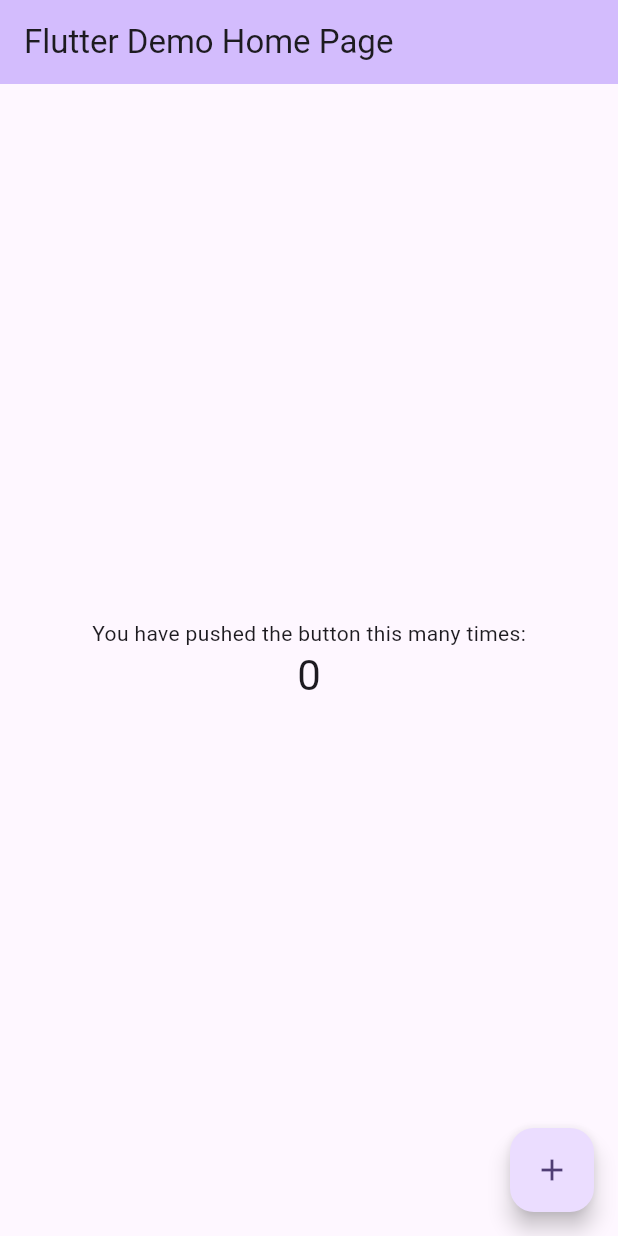
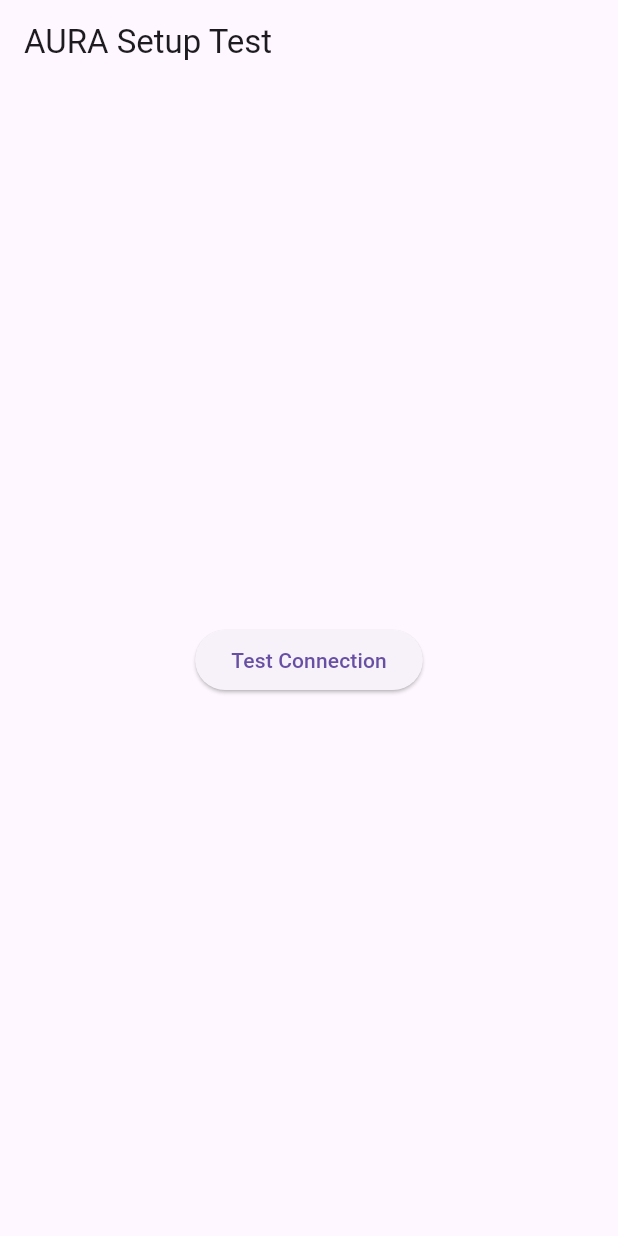
Before and after one commit to sutin1215/AURA-VHC-Stage2, a Flutter app: the screen it shows after launch, on a phone screen of 412 x 824 dp. Run offline on Flutter 3.47's test engine with Material 3 defaults, Android fonts, the phone set to English and light mode, and no system bars; our stand-ins replace cloud_firestore, firebase_core; accounts and stored records are empty.

Commit message:
feat: verified firebase connection and created project skeleton

```diff
--- a/lib/main.dart
+++ b/lib/main.dart
@@ -1,121 +1,53 @@
+import 'package:aura_vhc/services/firebase_options.dart';
 import 'package:flutter/material.dart';
+import 'package:firebase_core/firebase_core.dart';
+import 'package:cloud_firestore/cloud_firestore.dart';
+import 'services/firebase_options.dart';
 
-void main() {
-  runApp(const MyApp());
+void main() async {
+  WidgetsFlutterBinding.ensureInitialized();
+
+  await Firebase.initializeApp(options: DefaultFirebaseOptions.currentPlatform);
+
+  runApp(const AuraApp()); // This const is fine
 }
 
-class MyApp extends StatelessWidget {
-  const MyApp({super.key});
+class AuraApp extends StatelessWidget {
+  const AuraApp({super.key});
 
-  // This widget is the root of your application.
   @override
   Widget build(BuildContext context) {
     return MaterialApp(
-      title: 'Flutter Demo',
-      theme: ThemeData(
-        // This is the theme of your application.
-        //
-        // TRY THIS: Try running your application with "flutter run". You'll see
-        // the application has a purple toolbar. Then, without quitting the app,
-        // try changing the seedColor in the colorScheme below to Colors.green
-        // and then invoke "hot reload" (save your changes or press the "hot
-        // reload" button in a Flutter-supported IDE, or press "r" if you used
-        // the command line to start the app).
-        //
-        // Notice that the counter didn't reset back to zero; the application
-        // state is not lost during the reload. To reset the state, use hot
-        // restart instead.
-        //
-        // This works for code too, not just values: Most code changes can be
-        // tested with just a hot reload.
-        colorScheme: .fromSeed(seedColor: Colors.deepPurple),
-      ),
-      home: const MyHomePage(title: 'Flutter Demo Home Page'),
+      title: 'AURA Setup Test',
+      // REMOVED 'const' from here because the home page
+      // might use Firebase values that aren't constant
+      home: ConnectionTestPage(),
     );
   }
 }
 
-class MyHomePage extends StatefulWidget {
-  const MyHomePage({super.key, required this.title});
-
-  // This widget is the home page of your application. It is stateful, meaning
-  // that it has a State object (defined below) that contains fields that affect
-  // how it looks.
-
-  // This class is the configuration for the state. It holds the values (in this
-  // case the title) provided by the parent (in this case the App widget) and
-  // used by the build method of the State. Fields in a Widget subclass are
-  // always marked "final".
-
-  final String title;
-
-  @override
-  State<MyHomePage> createState() => _MyHomePageState();
-}
-
-class _MyHomePageState extends State<MyHomePage> {
-  int _counter = 0;
-
-  void _incrementCounter() {
-    setState(() {
-      // This call to setState tells the Flutter framework that something has
-      // changed in this State, which causes it to rerun the build method below
-      // so that the display can reflect the updated values. If we changed
-      // _counter without calling setState(), then the build method would not be
-      // called again, and so nothing would appear to happen.
-      _counter++;
-    });
-  }
+class ConnectionTestPage extends StatelessWidget {
+  // REMOVED 'const' from this constructor as well
+  const ConnectionTestPage({super.key});
 
   @override
   Widget build(BuildContext context) {
-    // This method is rerun every time setState is called, for instance as done
-    // by the _incrementCounter method above.
-    //
-    // The Flutter framework has been optimized to make rerunning build methods
-    // fast, so that you can just rebuild anything that needs updating rather
-    // than having to individually change instances of widgets.
     return Scaffold(
-      appBar: AppBar(
-        // TRY THIS: Try changing the color here to a specific color (to
-        // Colors.amber, perhaps?) and trigger a hot reload to see the AppBar
-        // change color while the other colors stay the same.
-        backgroundColor: Theme.of(context).colorScheme.inversePrimary,
-        // Here we take the value from the MyHomePage object that was created by
-        // the App.build method, and use it to set our appbar title.
-        title: Text(widget.title),
-      ),
+      appBar: AppBar(title: const Text('AURA Setup Test')),
       body: Center(
-        // Center is a layout widget. It takes a single child and positions it
-        // in the middle of the parent.
-        child: Column(
-          // Column is also a layout widget. It takes a list of children and
-          // arranges them vertically. By default, it sizes itself to fit its
-          // children horizontally, and tries to be as tall as its parent.
-          //
-          // Column has various properties to control how it sizes itself and
-          // how it positions its children. Here we use mainAxisAlignment to
-          // center the children vertically; the main axis here is the vertical
-          // axis because Columns are vertical (the cross axis would be
-          // horizontal).
-          //
-          // TRY THIS: Invoke "debug painting" (choose the "Toggle Debug Paint"
-          // action in the IDE, or press "p" in the console), to see the
-          // wireframe for each widget.
-          mainAxisAlignment: .center,
-          children: [
-            const Text('You have pushed the button this many times:'),
-            Text(
-              '$_counter',
-              style: Theme.of(context).textTheme.headlineMedium,
-            ),
-          ],
+        child: ElevatedButton(
+          onPressed: () async {
+            try {
+              await FirebaseFirestore.instance
+                  .collection('connection_test')
+                  .add({'status': 'Connected!', 'timestamp': DateTime.now()});
+              print("✅ Success!");
+            } catch (e) {
+              print("❌ Error: $e");
+            }
+          },
+          child: const Text('Test Connection'),
         ),
-      ),
-      floatingActionButton: FloatingActionButton(
-        onPressed: _incrementCounter,
-        tooltip: 'Increment',
-        child: const Icon(Icons.add),
       ),
     );
   }
```
Also changed, not shown: pubspec.yaml (+12 -71 lines), pubspec.lock, 4 other files.
